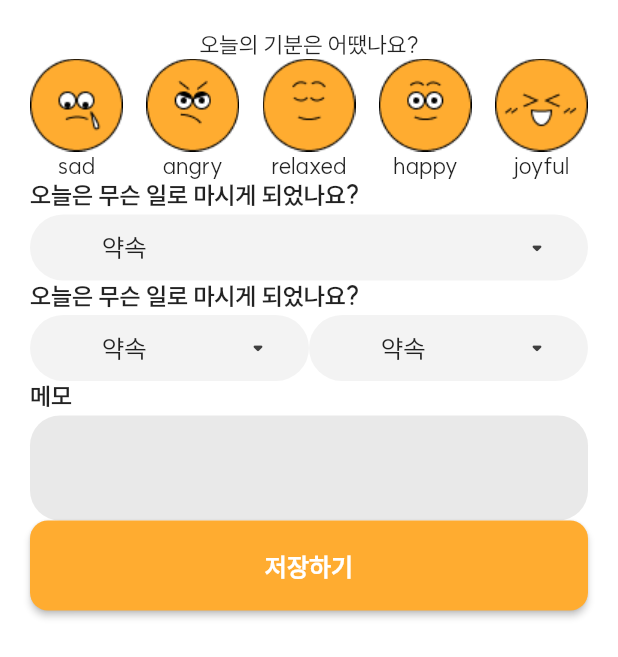
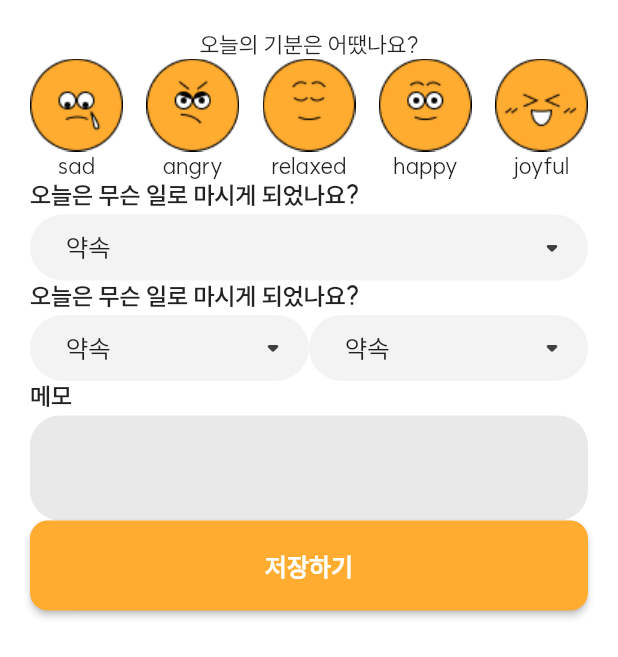
Before and after one commit to coitloz88/Alcohol-Free, a Flutter app: the DrinkingJournalPage screen opened directly, on a phone screen of 412 x 824 dp. Shown: the top 657 px of the screen. Run offline on Flutter 3.47's test engine with Material 2 defaults, Android fonts, the phone set to English and light mode, and no system bars; drawn by our look-alikes of dropdown_button2; our stand-ins replace cloud_firestore, firebase_auth, firebase_core, flutter_local_notifications, font_awesome_flutter, get and 2 more; missing offline and left inert: flutter_timeline_calendar; accounts and stored records are empty; network calls fail; project files that could hold a hidden picture were left out.

Commit message:
manage padding

```diff
--- a/lib/app/widgets/afree_drop_down_button.dart
+++ b/lib/app/widgets/afree_drop_down_button.dart
@@ -29,18 +29,17 @@ class _AFreeDropDownButtonState extends State<AFreeDropDownButton> {
       onChanged: (value) => print('선택한 drop down menu $value'),
       buttonStyleData: ButtonStyleData(
         height: 44,
-        padding: const EdgeInsets.fromLTRB(24, 8, 24, 8),
+        padding: const EdgeInsets.only(left: 12, right: 12),
         decoration: BoxDecoration(
             borderRadius: BorderRadius.circular(24),
             color: Color.fromRGBO(243, 243, 243, 1)),
       ),
       iconStyleData: const IconStyleData(
-          iconSize: 20,
           icon: Icon(Icons.arrow_drop_down_rounded),
           openMenuIcon: Icon(Icons.arrow_drop_up_rounded),
           iconEnabledColor: Color.fromRGBO(63, 63, 63, 1)),
       menuItemStyleData: const MenuItemStyleData(
-          height: 40, padding: EdgeInsets.fromLTRB(24, 8, 24, 8)),
+          height: 40, padding: EdgeInsets.only(left: 12, right: 12)),
     ));
   }
 }
--- a/lib/app/widgets/textbox_with_heading.dart
+++ b/lib/app/widgets/textbox_with_heading.dart
@@ -33,7 +33,7 @@ class _TextBoxWithHeadingState extends State<TextBoxWithHeading> {
             controller: textEditingController,
             decoration: InputDecoration(
               hintText: widget.hint,
-              contentPadding: const EdgeInsetsDirectional.fromSTEB(10, 0, 0, 0),
+              contentPadding: const EdgeInsets.all(16.0),
               border: InputBorder.none,
             ),
           ),
```
